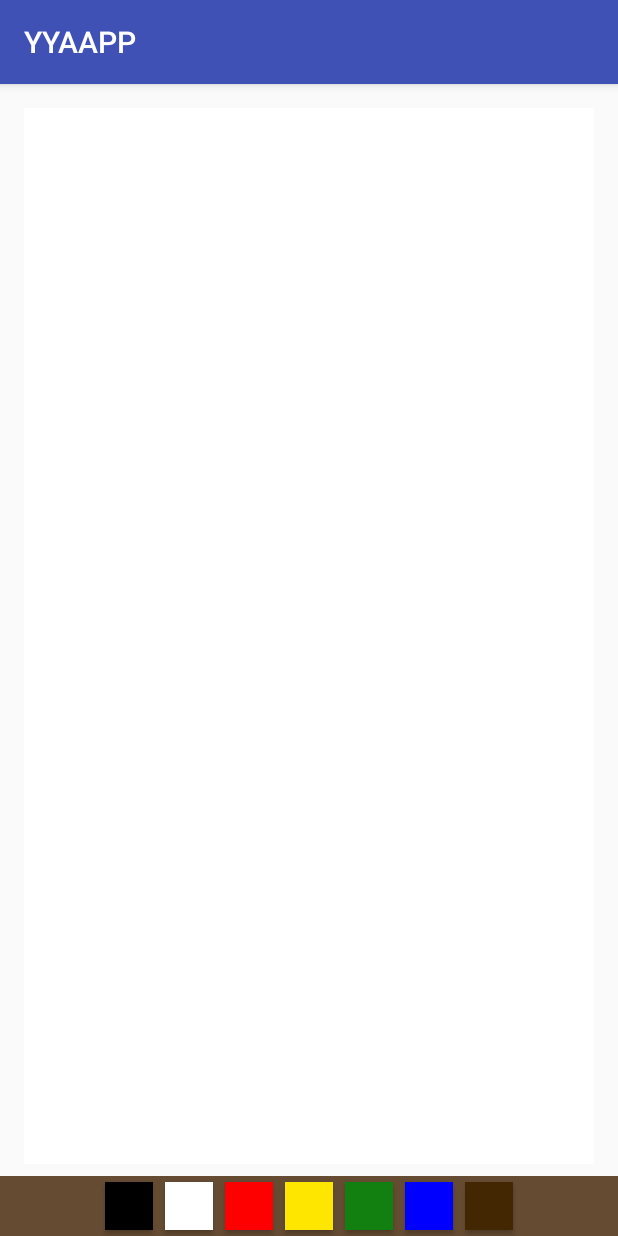
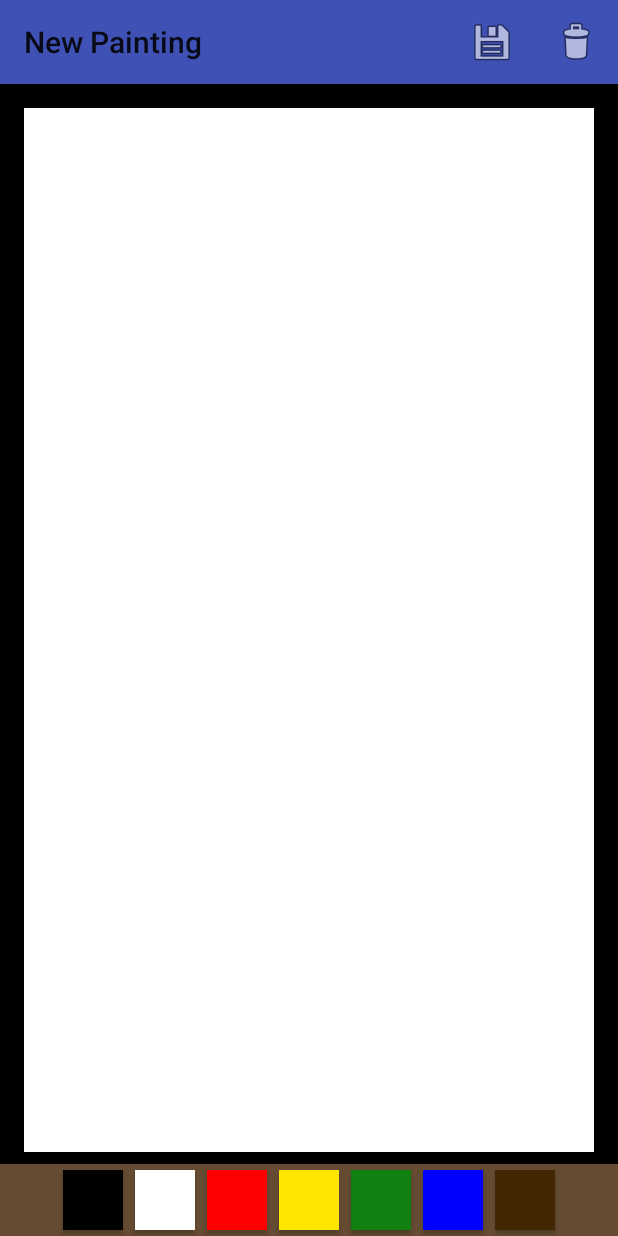
Before and after one commit to lchrislee/YYAAPP, an Android app: the screen it shows after launch (PaintActivity), on a phone screen of 412 x 824 dp. Run offline under Robolectric (Android 15) with nearby library versions, the phone set to English and light mode, and no system bars.

Commit message:
Drawing can be cleared.

```diff
--- a/YYAAPP/app/src/main/java/com/lchrislee/yyaapp/activities/PaintActivity.java
+++ b/YYAAPP/app/src/main/java/com/lchrislee/yyaapp/activities/PaintActivity.java
@@ -2,7 +2,12 @@ package com.lchrislee.yyaapp.activities;
 
 import android.os.Bundle;
 import android.support.annotation.ColorRes;
+import android.support.v7.app.ActionBar;
 import android.support.v7.app.AppCompatActivity;
+import android.support.v7.widget.Toolbar;
+import android.view.Menu;
+import android.view.MenuItem;
+import android.widget.Toast;
 
 import com.lchrislee.yyaapp.R;
 import com.lchrislee.yyaapp.views.CanvasView;
@@ -27,6 +32,39 @@ public class PaintActivity extends AppCompatActivity
         // Binds as if using findViewById.
         canvas = (CanvasView) findViewById(R.id.activity_paint_canvas);
         palette = (PaletteView) findViewById(R.id.activity_paint_palette);
+        final Toolbar toolbar = (Toolbar) findViewById(R.id.toolbar);
+        setSupportActionBar(toolbar);
+
+        final ActionBar actionBar = getSupportActionBar();
+        if (actionBar != null)
+        {
+            actionBar.setTitle(R.string.toolbar_paint_new);
+            actionBar.setDisplayShowTitleEnabled(true);
+        }
+    }
+
+    @Override
+    public boolean onCreateOptionsMenu(Menu menu) {
+        getMenuInflater().inflate(R.menu.menu_paint, menu);
+        return super.onCreateOptionsMenu(menu);
+    }
+
+    @Override
+    public boolean onOptionsItemSelected(MenuItem item) {
+        switch(item.getItemId())
+        {
+            case R.id.menu_paint_save:
+                Toast.makeText(
+                    getApplicationContext(),
+                    R.string.NOT_IMPLEMENTED,
+                    Toast.LENGTH_SHORT
+                ).show();
+                break;
+            case R.id.menu_paint_clear:
+                canvas.clear();
+                break;
+        }
+        return super.onOptionsItemSelected(item);
     }
 
     @Override
--- a/YYAAPP/app/src/main/java/com/lchrislee/yyaapp/views/CanvasView.java
+++ b/YYAAPP/app/src/main/java/com/lchrislee/yyaapp/views/CanvasView.java
@@ -54,8 +54,7 @@ public class CanvasView extends View
     @Override
     protected void onSizeChanged(int w, int h, int oldw, int oldh) {
         super.onSizeChanged(w, h, oldw, oldh);
-        internalBitmap = Bitmap.createBitmap(w, h, Bitmap.Config.ARGB_8888);
-        internalCanvas = new Canvas(internalBitmap);
+        createCanvas(w, h);
     }
 
     @Override
@@ -96,4 +95,15 @@ public class CanvasView extends View
         brush.setColor(paintColor);
     }
 
+    public void clear()
+    {
+        createCanvas(getWidth(), getHeight());
+    }
+
+    private void createCanvas(int w, int h)
+    {
+        internalBitmap = Bitmap.createBitmap(w, h, Bitmap.Config.ARGB_8888);
+        internalCanvas = new Canvas(internalBitmap);
+        postInvalidate();
+    }
 }
--- a/YYAAPP/app/src/main/res/layout/activity_paint.xml
+++ b/YYAAPP/app/src/main/res/layout/activity_paint.xml
@@ -1,17 +1,20 @@
 <?xml version="1.0" encoding="utf-8"?>
-<RelativeLayout xmlns:android="http://schemas.android.com/apk/res/android"
+<LinearLayout xmlns:android="http://schemas.android.com/apk/res/android"
     xmlns:tools="http://schemas.android.com/tools"
     tools:context="com.lchrislee.yyaapp.activities.PaintActivity"
+    android:orientation="vertical"
+    android:background="@color/paintBackground"
     android:layout_width="match_parent"
     android:layout_height="match_parent">
+
+    <include
+        layout="@layout/toolbar"
+        />
 
     <com.lchrislee.yyaapp.views.CanvasView
         android:id="@+id/activity_paint_canvas"
         android:background="@android:color/white"
-        android:layout_alignParentTop="true"
-        android:layout_alignParentStart="true"
-        android:layout_alignParentEnd="true"
-        android:layout_above="@+id/activity_paint_palette"
+        android:layout_weight="1"
         android:layout_marginTop="@dimen/margin_2x"
         android:layout_marginStart="@dimen/margin_2x"
         android:layout_marginEnd="@dimen/margin_2x"
@@ -21,11 +24,8 @@
 
     <com.lchrislee.yyaapp.views.PaletteView
         android:id="@+id/activity_paint_palette"
-        android:layout_alignParentBottom="true"
-        android:layout_alignParentStart="true"
-        android:layout_alignParentEnd="true"
         android:layout_width="match_parent"
         android:layout_height="wrap_content"
         />
 
-</RelativeLayout>
+</LinearLayout>
--- /dev/null
+++ b/YYAAPP/app/src/main/res/layout/toolbar.xml
@@ -0,0 +1,10 @@
+<?xml version="1.0" encoding="utf-8"?>
+<android.support.v7.widget.Toolbar xmlns:android="http://schemas.android.com/apk/res/android"
+    android:id="@+id/toolbar"
+    android:background="@color/colorPrimary"
+    android:minHeight="?attr/actionBarSize"
+    android:titleTextColor="@color/white"
+    android:layout_width="match_parent"
+    android:layout_height="wrap_content">
+
+</android.support.v7.widget.Toolbar>
--- a/YYAAPP/app/src/main/res/layout/view_palette.xml
+++ b/YYAAPP/app/src/main/res/layout/view_palette.xml
@@ -11,49 +11,49 @@
         android:id="@+id/view_palette_black"
         android:background="@android:color/black"
         android:layout_margin="@dimen/margin_0.5x"
-        android:layout_width="@dimen/margin_4x"
-        android:layout_height="@dimen/margin_4x" />
+        android:layout_width="@dimen/margin_5x"
+        android:layout_height="@dimen/margin_5x" />
 
     <Button
         android:id="@+id/view_palette_white"
         android:background="@android:color/white"
         android:layout_margin="@dimen/margin_0.5x"
-        android:layout_width="@dimen/margin_4x"
-        android:layout_height="@dimen/margin_4x" />
+        android:layout_width="@dimen/margin_5x"
+        android:layout_height="@dimen/margin_5x" />
 
     <Button
         android:id="@+id/view_palette_red"
         android:background="@color/red"
         android:layout_margin="@dimen/margin_0.5x"
-        android:layout_width="@dimen/margin_4x"
-        android:layout_height="@dimen/margin_4x" />
+        android:layout_width="@dimen/margin_5x"
+        android:layout_height="@dimen/margin_5x" />
 
     <Button
         android:id="@+id/view_palette_yellow"
         android:background="@color/yellow"
         android:layout_margin="@dimen/margin_0.5x"
-        android:layout_width="@dimen/margin_4x"
-        android:layout_height="@dimen/margin_4x" />
+        android:layout_width="@dimen/margin_5x"
+        android:layout_height="@dimen/margin_5x" />
 
     <Button
         android:id="@+id/view_palette_green"
         android:background="@color/green"
         android:layout_margin="@dimen/margin_0.5x"
-        android:layout_width="@dimen/margin_4x"
-        android:layout_height="@dimen/margin_4x" />
+        android:layout_width="@dimen/margin_5x"
+        android:layout_height="@dimen/margin_5x" />
 
     <Button
         android:id="@+id/view_palette_blue"
         android:background="@color/blue"
         android:layout_margin="@dimen/margin_0.5x"
-        android:layout_width="@dimen/margin_4x"
-        android:layout_height="@dimen/margin_4x" />
+        android:layout_width="@dimen/margin_5x"
+        android:layout_height="@dimen/margin_5x" />
 
     <Button
         android:id="@+id/view_palette_brown"
         android:background="@color/brown"
         android:layout_margin="@dimen/margin_0.5x"
-        android:layout_width="@dimen/margin_4x"
-        android:layout_height="@dimen/margin_4x" />
+        android:layout_width="@dimen/margin_5x"
+        android:layout_height="@dimen/margin_5x" />
 
 </LinearLayout>
--- /dev/null
+++ b/YYAAPP/app/src/main/res/menu/menu_paint.xml
@@ -0,0 +1,18 @@
+<?xml version="1.0" encoding="utf-8"?>
+<menu xmlns:android="http://schemas.android.com/apk/res/android"
+    xmlns:app="http://schemas.android.com/apk/res-auto">
+
+    <item
+        android:id="@+id/menu_paint_save"
+        android:title="@string/menu_paint_save"
+        android:icon="@android:drawable/ic_menu_save"
+        app:showAsAction="always"
+        />
+
+    <item
+        android:id="@+id/menu_paint_clear"
+        android:title="@string/menu_paint_clear"
+        android:icon="@android:drawable/ic_menu_delete"
+        app:showAsAction="ifRoom"
+        />
+</menu>
--- a/YYAAPP/app/src/main/res/values/colors.xml
+++ b/YYAAPP/app/src/main/res/values/colors.xml
@@ -5,6 +5,7 @@
     <color name="colorAccent">#FF4081</color>
 
     <color name="canvasBackground">#644b32</color>
+    <color name="paintBackground">#000000</color>
 
     <color name="black">#000000</color>
     <color name="white">#ffffff</color>
--- a/YYAAPP/app/src/main/res/values/dimens.xml
+++ b/YYAAPP/app/src/main/res/values/dimens.xml
@@ -5,5 +5,6 @@
     <dimen name="margin_2x">16dp</dimen>
     <dimen name="margin_3x">24dp</dimen>
     <dimen name="margin_4x">32dp</dimen>
+    <dimen name="margin_5x">40dp</dimen>
     <dimen name="stroke_default">16dp</dimen>
 </resources>
--- a/YYAAPP/app/src/main/res/values/strings.xml
+++ b/YYAAPP/app/src/main/res/values/strings.xml
@@ -1,3 +1,8 @@
 <resources>
     <string name="app_name">YYAAPP</string>
+    <string name="toolbar_paint_new">New Painting</string>
+    <string name="menu_paint_clear">Clear</string>
+    <string name="menu_paint_save">Save</string>
+
+    <string name="NOT_IMPLEMENTED">Check again in the future for this feature.</string>
 </resources>
--- a/YYAAPP/app/src/main/res/values/styles.xml
+++ b/YYAAPP/app/src/main/res/values/styles.xml
@@ -1,7 +1,7 @@
 <resources>
 
     <!-- Base application theme. -->
-    <style name="AppTheme" parent="Theme.AppCompat.Light.DarkActionBar">
+    <style name="AppTheme" parent="Theme.AppCompat.Light.NoActionBar">
         <!-- Customize your theme here. -->
         <item name="colorPrimary">@color/colorPrimary</item>
         <item name="colorPrimaryDark">@color/colorPrimaryDark</item>
```
